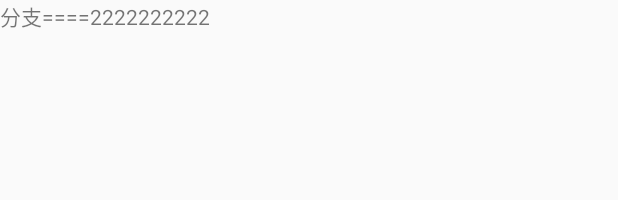
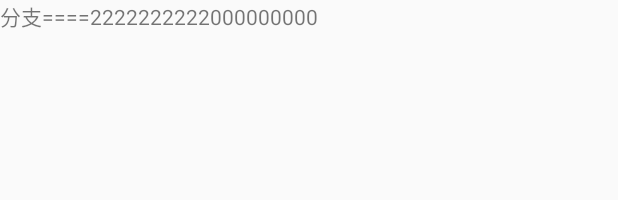
Before and after one commit to fems1888/MyApplication, an Android app: the layout branch_layout.xml on its own in the app's theme, with its tools: preview values and no code run, on a phone screen of 412 x 824 dp. Shown: the top 200 px of the screen. Run offline under Robolectric (Android 15) with nearby library versions, the phone set to English and light mode, and no system bars.

Commit message:
分支3333333

```diff
--- a/app/src/main/res/layout/branch_layout.xml
+++ b/app/src/main/res/layout/branch_layout.xml
@@ -1,9 +1,13 @@
 <?xml version="1.0" encoding="utf-8"?>
-<android.support.constraint.ConstraintLayout
+<LinearLayout
     xmlns:android="http://schemas.android.com/apk/res/android" android:layout_width="match_parent"
     android:layout_height="match_parent">
 <TextView
     android:layout_width="wrap_content"
     android:layout_height="wrap_content"
     android:text="分支====2222222222"/>
-</android.support.constraint.ConstraintLayout>
+    <TextView
+        android:layout_width="wrap_content"
+        android:layout_height="wrap_content"
+        android:text="000000000"/>
+</LinearLayout>
```
